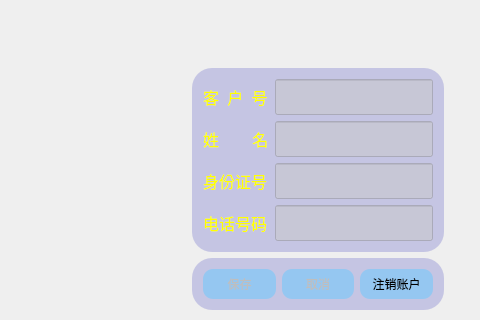
Qt form HX/Consumer.ui (HXhlx/Qt) before a commit; both pictures show x 82 to 562 and y 114 to 434 of the 800 by 600 pixel window.
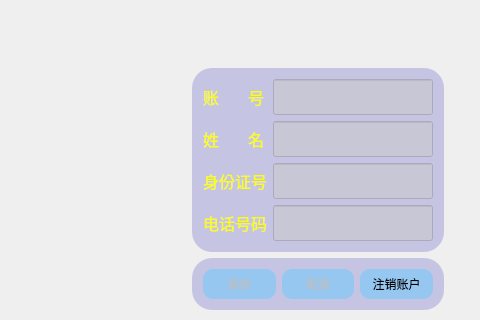
The same form after that commit. Icons and pictures are not drawn.

```diff
--- a/HX/Consumer.ui
+++ b/HX/Consumer.ui
@@ -159,7 +159,7 @@
               </font>
              </property>
              <property name="text">
-              <string>客  户  号</string>
+               <string>账       号</string>
              </property>
             </widget>
            </item>
@@ -182,7 +182,7 @@
               </font>
              </property>
              <property name="text">
-              <string>姓        名</string>
+               <string>姓       名</string>
              </property>
             </widget>
            </item>
```
Left out of the diff: 2 changed lines with no effect on the pictures. Lines whose indentation alone changed are shown as unchanged.
